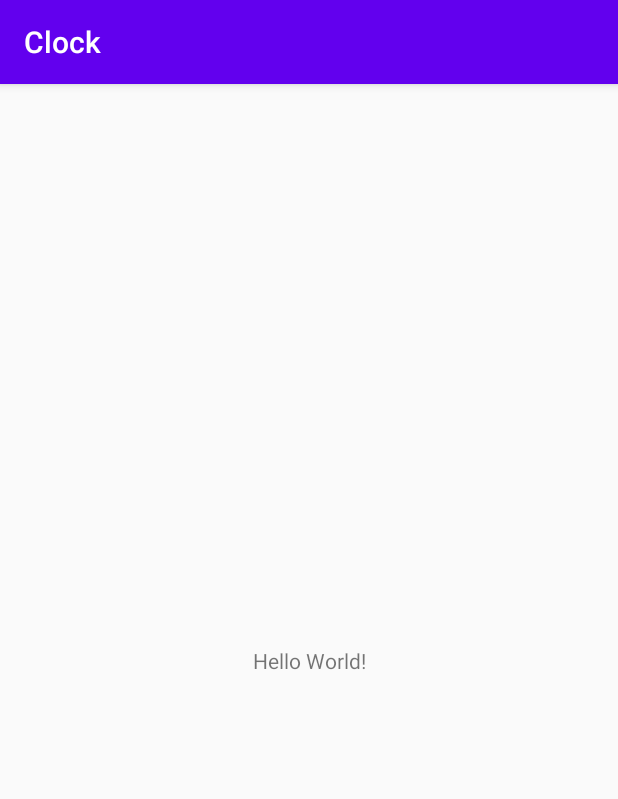
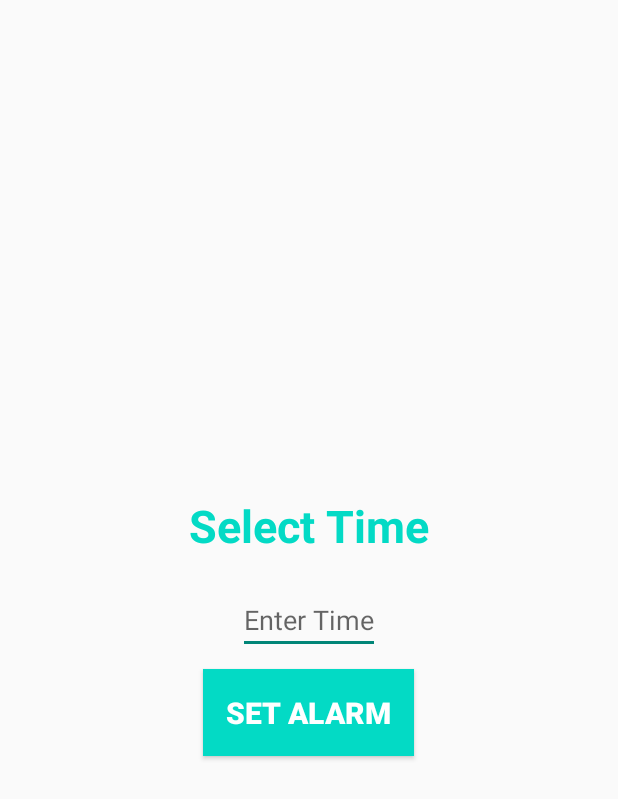
Before and after one commit to jhavidit/Clock, an Android app: the screen it shows after launch (MainActivity), on a phone screen of 412 x 824 dp. Shown: the top 799 px of the screen. Run offline under Robolectric (Android 15) with nearby library versions, the phone set to English and light mode, and no system bars.

Commit message:
alarm manager added.

```diff
--- a/app/build.gradle
+++ b/app/build.gradle
@@ -31,7 +31,10 @@
     implementation 'androidx.appcompat:appcompat:1.1.0'
     implementation 'androidx.core:core-ktx:1.2.0'
     implementation 'androidx.constraintlayout:constraintlayout:1.1.3'
+    implementation 'androidx.legacy:legacy-support-v4:1.0.0'
     testImplementation 'junit:junit:4.12'
     androidTestImplementation 'androidx.test.ext:junit:1.1.1'
     androidTestImplementation 'androidx.test.espresso:espresso-core:3.2.0'
+    implementation 'com.google.android.material:material:1.1.0-alpha08'
+    implementation 'androidx.viewpager2:viewpager2:1.0.0-beta02'
 }
--- a/app/src/main/res/layout/activity_main.xml
+++ b/app/src/main/res/layout/activity_main.xml
@@ -1,18 +1,37 @@
 <?xml version="1.0" encoding="utf-8"?>
-<androidx.constraintlayout.widget.ConstraintLayout xmlns:android="http://schemas.android.com/apk/res/android"
+<LinearLayout xmlns:android="http://schemas.android.com/apk/res/android"
     xmlns:app="http://schemas.android.com/apk/res-auto"
-    xmlns:tools="http://schemas.android.com/tools"
     android:layout_width="match_parent"
     android:layout_height="match_parent"
-    tools:context=".MainActivity">
+    android:gravity="center"
+    android:orientation="vertical"
+    android:layout_margin="10dp">
 
     <TextView
         android:layout_width="wrap_content"
         android:layout_height="wrap_content"
-        android:text="Hello World!"
-        app:layout_constraintBottom_toBottomOf="parent"
-        app:layout_constraintLeft_toLeftOf="parent"
-        app:layout_constraintRight_toRightOf="parent"
-        app:layout_constraintTop_toTopOf="parent" />
+        android:text="Select Time"
+        android:textSize="30sp"
+        android:gravity="center"
+        android:textColor="@color/colorAccent"
+        android:textStyle="bold"
+        android:layout_margin="10dp"/>
+    <EditText
+        android:id="@+id/time_alarm"
+        android:layout_width="wrap_content"
+        android:layout_height="wrap_content"
+        android:hint="Enter Time"
+        android:layout_margin="10dp"/>
+    <Button
+        android:id="@+id/btn_alarm_set"
+        android:layout_width="wrap_content"
+        android:layout_height="wrap_content"
+        android:background="@color/colorAccent"
+        android:textStyle="bold"
+        android:text="SET ALARM"
+        android:textSize="20sp"
+        android:textColor="#FFFFFF"
+        android:padding="15dp"/>
 
-</androidx.constraintlayout.widget.ConstraintLayout>
+
+</LinearLayout>
--- a/app/src/main/res/values/strings.xml
+++ b/app/src/main/res/values/strings.xml
@@ -1,3 +1,6 @@
 <resources>
     <string name="app_name">Clock</string>
+
+    <!-- TODO: Remove or change this placeholder text -->
+    <string name="hello_blank_fragment">Hello blank fragment</string>
 </resources>
```
Also changed, not shown: app/src/main/AndroidManifest.xml (+16 -2 lines), app/src/main/java/com/example/clock/AlarmScreen.kt (added, +22 -0 lines), app/src/main/java/com/example/clock/MainActivity.kt (+48 -1 lines), app/src/main/java/com/example/clock/MyBroadcastReceiver.kt (added, +21 -0 lines), app/src/main/java/com/example/clock/MyTestService.kt (added, +12 -0 lines), 1 other file.
